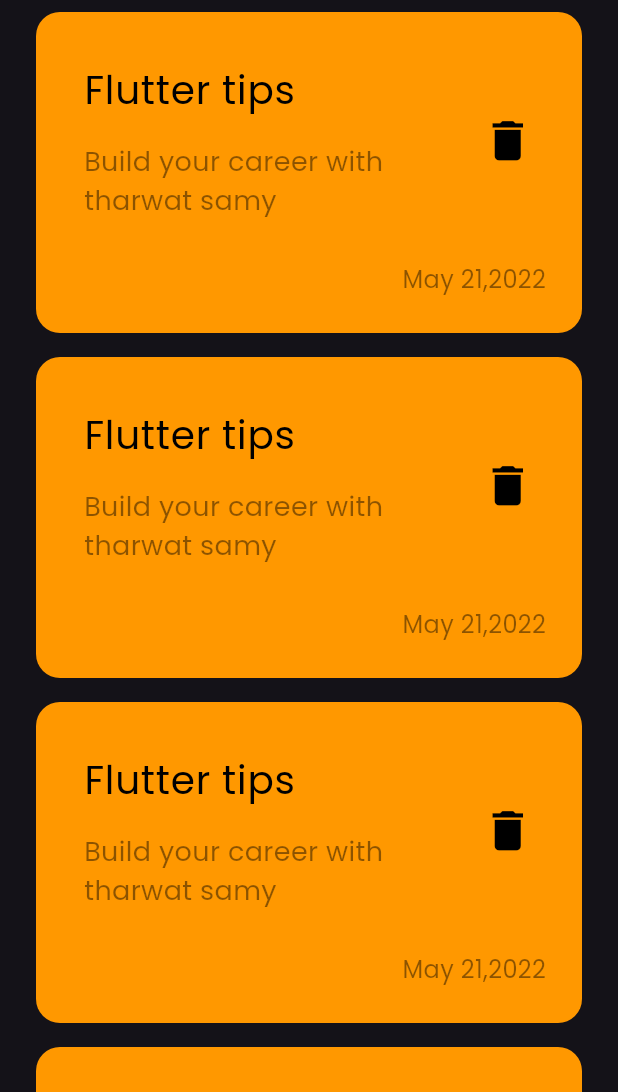
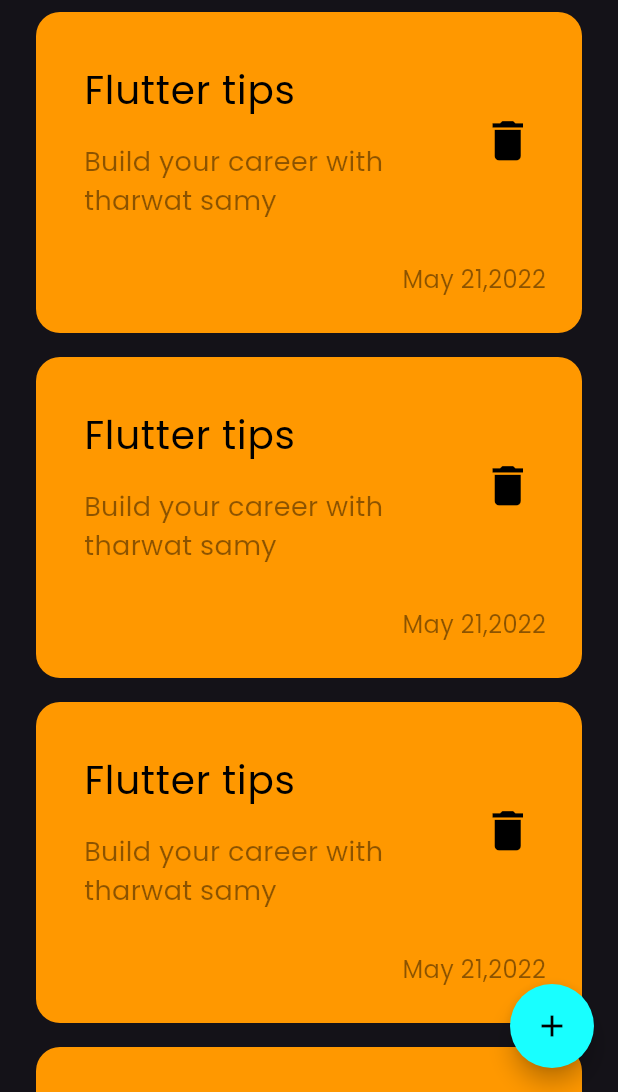
Before and after one commit to HossamGado/note_app, a Flutter app: the screen it shows after launch, on a phone screen of 412 x 824 dp, the part 144-1236 px from its top. Run offline on Flutter 3.47's test engine with Material 3 defaults, Android fonts, the phone set to English and light mode, and no system bars.

Commit message:
add floating action button

```diff
--- a/lib/views/notes_view.dart
+++ b/lib/views/notes_view.dart
@@ -7,6 +7,14 @@ class NotesView extends StatelessWidget {
   @override
   Widget build(BuildContext context) {
     return Scaffold(
+      floatingActionButton: FloatingActionButton(
+          backgroundColor: Colors.cyanAccent,
+          shape:RoundedRectangleBorder(
+            borderRadius: BorderRadius.circular(50),
+          ),
+          child: Icon(Icons.add,color: Colors.black,),
+          onPressed: (){
+          }),
       body: NoteViewBody(),
     );
   }
--- a/lib/widgets/note_view_body.dart
+++ b/lib/widgets/note_view_body.dart
@@ -1,6 +1,5 @@
 import 'package:flutter/material.dart';
 import 'package:note_app/widgets/custom_app_bar.dart';
-import 'package:note_app/widgets/custom_note_item.dart';
 import 'package:note_app/widgets/notes_list_view.dart';
 
 class NoteViewBody extends StatelessWidget {
```
